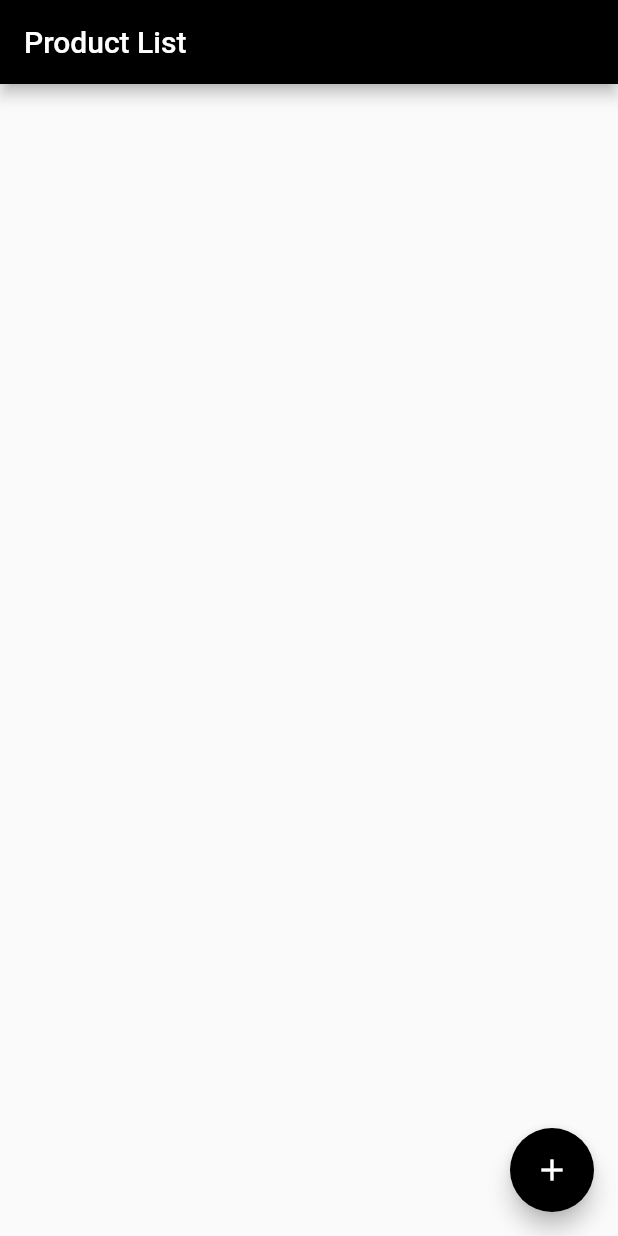
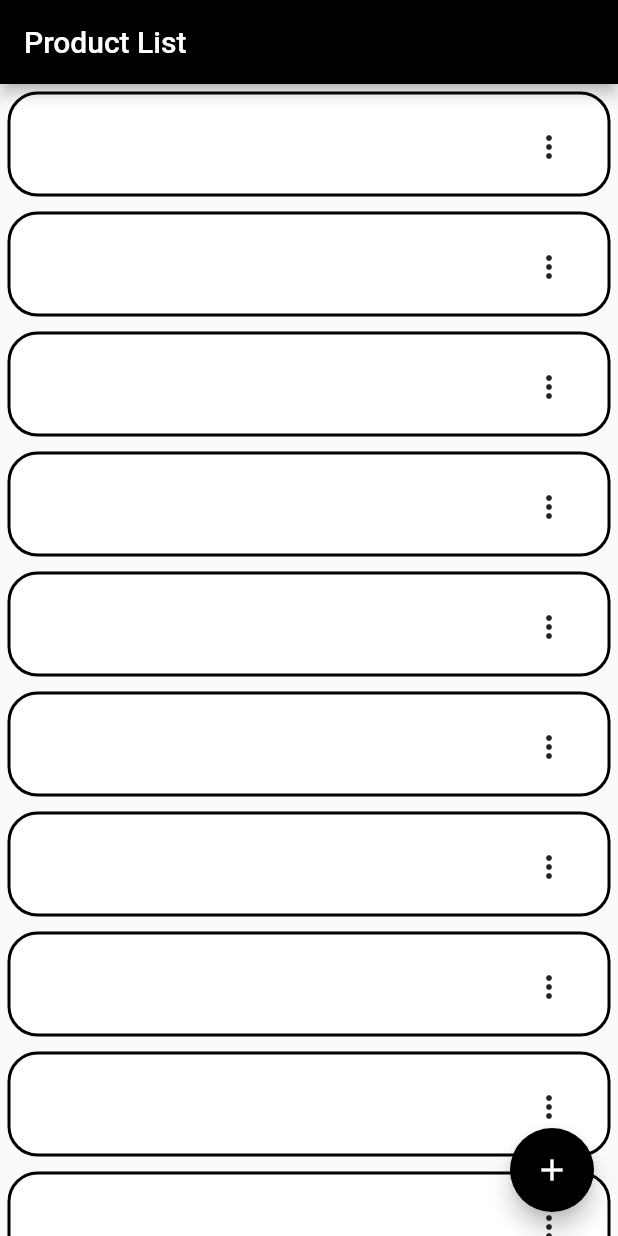
Before and after one commit to Jenil666/invoice_genarator, a Flutter app: the screen it shows after launch, on a phone screen of 412 x 824 dp. Run offline on Flutter 3.47's test engine with Material 2 defaults, Android fonts, the phone set to English and light mode, and no system bars.

Commit message:
22-2-23 8:30

```diff
--- a/lib/Screens/HomeScreen.dart
+++ b/lib/Screens/HomeScreen.dart
@@ -1,6 +1,5 @@
 import 'package:flutter/cupertino.dart';
 import 'package:flutter/material.dart';
-import 'package:invoice_genarator/Utils/variables.dart';
 
 import '../Utils/Modlclass.dart';
 
@@ -12,22 +11,11 @@ class Homescreen extends StatefulWidget {
 }
 
 class _HomescreenState extends State<Homescreen> {
+  data d1 = data();
   @override
   Widget build(BuildContext context) {
-
     return SafeArea(
       child: Scaffold(
-      floatingActionButton: Align(
-        alignment: Alignment.bottomRight,
-        child: FloatingActionButton(
-            backgroundColor: Colors.black,
-            onPressed: () {
-              Navigator.pushNamed(context, 'add').then(
-                (value) => setState(() {}),
-              );
-            },
-            child: Icon(Icons.add)),
-      ),
         appBar: AppBar(
           backgroundColor: Colors.black,
           title: Text(
@@ -36,15 +24,7 @@ class _HomescreenState extends State<Homescreen> {
           ),
         ),
         body: ListView.builder(
-        itemCount: productPrice.length,
           itemBuilder: (context, index) {
-          return Cont(productName[index], productPrice[index],index);
-        },
-      ),
-    ));
-  }
-
-  Widget Cont(String SmartproductName, String SmartproductPrice,int inde) {
             return Container(
               margin: EdgeInsets.all(5),
               padding: EdgeInsets.all(15),
@@ -56,26 +36,21 @@ class _HomescreenState extends State<Homescreen> {
                   border: Border.all(color: Colors.black, width: 2)),
               child: Row(
                 children: [
-          Text("$SmartproductName"),
+                  Text(""),
                   Expanded(child: SizedBox()),
-          Text("$SmartproductPrice"),
+                  Text(""),
                   SizedBox(
                     width: 10,
                   ),
                   PopupMenuButton(
-            // onSelected: (value) {
-            //   value = popupmenu;
-            // },
-           //enabled: popupmenu!,
                     itemBuilder: (context) {
                       return [
                         PopupMenuItem(
-                    onTap: (){
-
-                    },
+                            onTap: () {},
                             child: Row(
                               children: [
-                    IconButton(onPressed: () {}, icon: Icon(Icons.edit)),
+                                IconButton(
+                                    onPressed: () {}, icon: Icon(Icons.edit)),
                                 SizedBox(
                                   width: 5,
                                 ),
@@ -83,9 +58,11 @@ class _HomescreenState extends State<Homescreen> {
                               ],
                             )),
                         PopupMenuItem(
-                    onTap: (){
+                          onTap: () {
                             setState(() {
-                        productName.removeAt(inde);
+                              // data d1 = data();
+                              // d1.productName?.removeAt(inde);
+                              // d1.productPrice?.removeAt(inde);
                             });
                           },
                           child: Row(
@@ -102,7 +79,8 @@ class _HomescreenState extends State<Homescreen> {
                                 style: TextStyle(color: Colors.red),
                               )
                             ],
-                )),
+                          ),
+                        ),
                       ];
                     },
                     icon: Icon(Icons.more_vert),
@@ -110,5 +88,17 @@ class _HomescreenState extends State<Homescreen> {
                 ],
               ),
             );
+          },
+        ),
+        floatingActionButton: FloatingActionButton(
+          backgroundColor: Colors.black,
+          onPressed: () {
+            Navigator.pushNamed(context, 'add').then(
+                  (value) => setState(() {}),
+            );
+          },
+          child: Icon(Icons.add)),
+      ),
+    );
   }
 }
--- a/lib/Utils/variables.dart
+++ b/lib/Utils/variables.dart
@@ -1,16 +1,15 @@
+//
+// import 'package:flutter/cupertino.dart';
+//
 
-import 'package:flutter/cupertino.dart';
-
-TextEditingController addProductName = TextEditingController();
-TextEditingController addProductPrice = TextEditingController();
-
-
-
-
-List productName = [];
-List productPrice = [];
-
-
-
-
-// bool? popupmenu=true;
+//
+//
+//
+//
+// // List productName = [];
+// // List productPrice = [];
+//
+//
+//
+//
+// // bool? popupmenu=true;
--- a/lib/main.dart
+++ b/lib/main.dart
@@ -7,6 +7,7 @@ void main() {
   runApp(
     MaterialApp(
       debugShowCheckedModeBanner: false,
+      //initialRoute: 'add',
       routes: {
         '/':(context)=>Homescreen(),
         'add':(context)=>AddProduct(),
```
Also changed, not shown: lib/Screens/AddProduct.dart (+92 -14 lines). Lines whose indentation alone changed are shown as unchanged.
